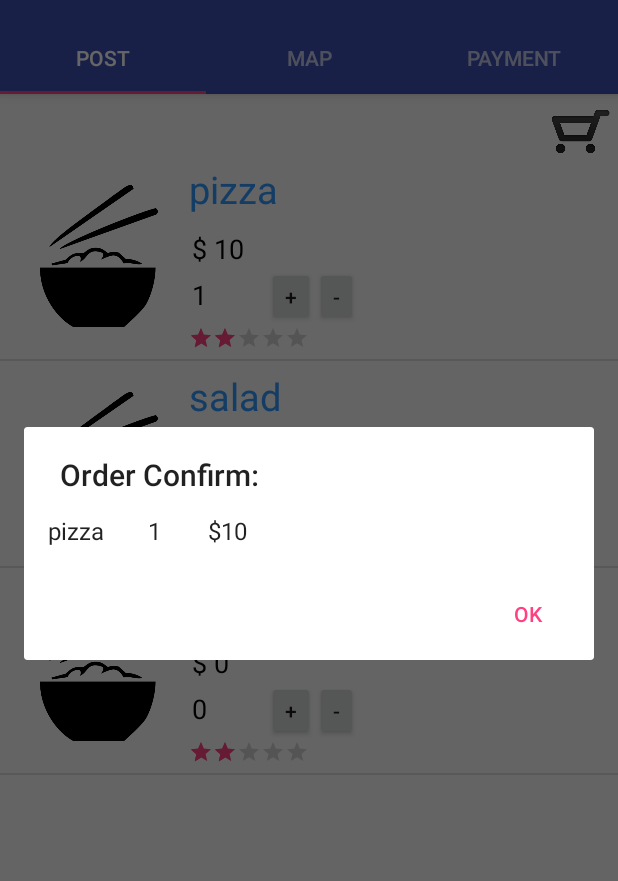
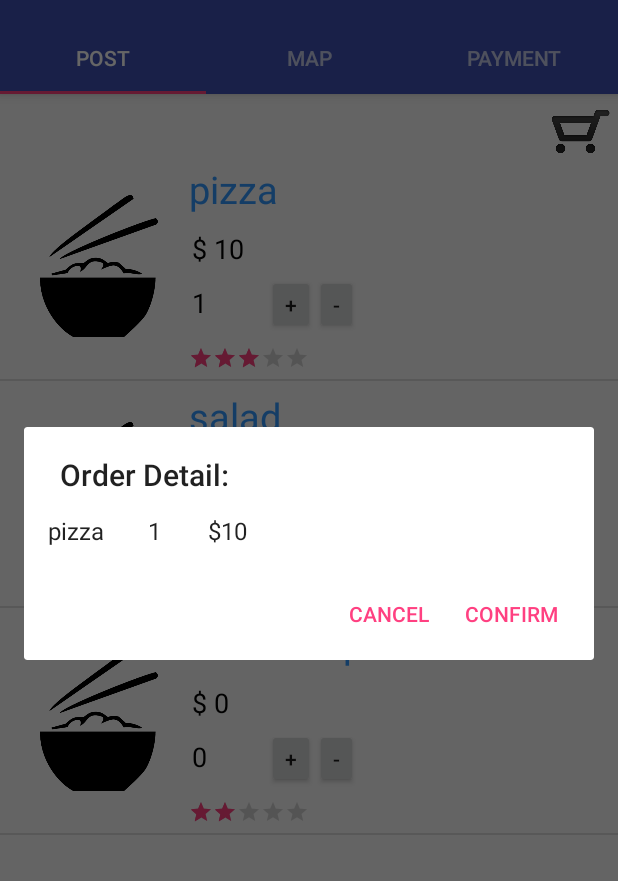
Before and after one commit to louis-xu-ustc/EasyOrder_Android, an Android app: the CustomerPostFragment screen opened directly, with no data from a screen before it, after a tap on an icon or button, on a phone screen of 412 x 824 dp, the part 74-955 px from its top. Run offline under Robolectric (Android 15) with nearby library versions, the phone set to English and light mode, and no system bars.

Commit message:
[yunpengx] add ratingbar listener for customer

```diff
--- a/EasyOrder_Android/app/src/main/java/edu/cmu/EasyOrder_Android/CustomerDishListAdapter.java
+++ b/EasyOrder_Android/app/src/main/java/edu/cmu/EasyOrder_Android/CustomerDishListAdapter.java
@@ -8,7 +8,9 @@ import android.view.ViewGroup;
 import android.widget.ArrayAdapter;
 import android.widget.Button;
 import android.widget.ImageView;
+import android.widget.RatingBar;
 import android.widget.TextView;
+import android.widget.Toast;
 
 import java.util.ArrayList;
 
@@ -46,13 +48,13 @@ public class CustomerDishListAdapter extends ArrayAdapter<Dish> {
         dishPrice.setText(new StringBuilder().append("$ ").append(String.valueOf(dish.getPrice())).toString());
         final TextView dishQuantity = (TextView) view.findViewById(R.id.customer_dish_quantity);
         dishQuantity.setText(String.valueOf(dish.getQuantity()));
+
         // add one more dish
         Button addButton = (Button) view.findViewById(R.id.customer_dish_add_button);
         addButton.setTag(dishQuantity);
         addButton.setOnClickListener(new View.OnClickListener() {
             @Override
             public void onClick(View v) {
-                // FIXME change to the biggest allowed number get from backend
                 if (dish.getQuantity() < Integer.MAX_VALUE) {
                     dish.setQuantity(dish.getQuantity() + 1);
                 }
@@ -60,6 +62,7 @@ public class CustomerDishListAdapter extends ArrayAdapter<Dish> {
                 localDishQuantity.setText(String.valueOf(dish.getQuantity()));
             }
         });
+
         // minus one dish
         Button minusButton = (Button) view.findViewById(R.id.customer_dish_minus_button);
         minusButton.setTag(dishQuantity);
@@ -74,6 +77,18 @@ public class CustomerDishListAdapter extends ArrayAdapter<Dish> {
             }
         });
 
+        // rating bar
+        final RatingBar ratingBar = (RatingBar) view.findViewById(R.id.customer_ratingBar);
+        ratingBar.setIsIndicator(false);
+        ratingBar.setRating(dish.getRate());
+        ratingBar.setOnRatingBarChangeListener(new RatingBar.OnRatingBarChangeListener() {
+            @Override
+            public void onRatingChanged(RatingBar ratingBar, float rating, boolean fromUser) {
+                // TODO
+                Toast.makeText(getContext(), "Further backend operations for curr rating: " + rating, Toast.LENGTH_SHORT).show();
+            }
+        });
+
         return view;
     }
 }
--- a/EasyOrder_Android/app/src/main/java/edu/cmu/EasyOrder_Android/CustomerPostFragment.java
+++ b/EasyOrder_Android/app/src/main/java/edu/cmu/EasyOrder_Android/CustomerPostFragment.java
@@ -109,16 +109,20 @@ public class CustomerPostFragment extends Fragment {
                     ((ViewGroup) vv.getParent()).removeView(vv);
                 }
                 builder.setView(vv);
-                builder.setTitle("Order Confirm:");
+                builder.setTitle("Order Detail:");
                 ListView lv = (ListView) v.getTag(R.string.second_tag);
                 ArrayAdapter<String> adapter = new ArrayAdapter<String>(getContext(), android.R.layout.simple_list_item_1, dishInfo);
                 lv.setAdapter(adapter);
                 builder.setCancelable(false);
-                builder.setPositiveButton("OK", new DialogInterface.OnClickListener() {
+                builder.setPositiveButton("Confirm", new DialogInterface.OnClickListener() {
                     public void onClick(DialogInterface dialog, int id) {
                         //TODO save to backend database
-                        Toast.makeText(getActivity(), "Further operation to save to backend database!",
+                        Toast.makeText(getActivity(), "Further operations to save to backend database!",
                                 Toast.LENGTH_LONG).show();
+                    }
+                });
+                builder.setNegativeButton("Cancel", new DialogInterface.OnClickListener() {
+                    public void onClick(DialogInterface dialog, int id) {
                     }
                 });
                 AlertDialog alert = builder.create();
--- a/EasyOrder_Android/app/src/main/res/layout/customer_dish_list_view.xml
+++ b/EasyOrder_Android/app/src/main/res/layout/customer_dish_list_view.xml
@@ -41,6 +41,7 @@
         android:layout_width="wrap_content"
         android:layout_height="match_parent"
         android:layout_below="@+id/customer_dish_price"
+        android:layout_marginTop="5dp"
         android:layout_toEndOf="@+id/customer_dish_image"
         android:orientation="horizontal">
 
@@ -76,15 +77,15 @@
     </LinearLayout>
 
     <RatingBar
-        android:id="@+id/retailer_ratingBar"
+        android:id="@+id/customer_ratingBar"
         style="?android:attr/ratingBarStyleSmall"
         android:layout_width="wrap_content"
         android:layout_height="wrap_content"
         android:layout_below="@+id/dish_action_bar"
+        android:layout_marginTop="8dp"
         android:layout_toEndOf="@+id/customer_dish_image"
         android:isIndicator="false"
         android:numStars="5"
-        android:rating="2.0"
         android:stepSize="1.0" />
 
 </RelativeLayout>
--- a/EasyOrder_Android/app/src/main/res/values/strings.xml
+++ b/EasyOrder_Android/app/src/main/res/values/strings.xml
@@ -9,8 +9,8 @@
 
     <!--post tab-->
     <string name="image">dish_image</string>
-    <string name="add">+</string>
-    <string name="minus">-</string>
+    <string name="add"> + </string>
+    <string name="minus"> - </string>
 
     <string name="switch_yes">paid</string>
     <string name="switch_no">unpaid</string>
```
Also changed, not shown: EasyOrder_Android/app/src/main/java/edu/cmu/EasyOrder_Android/CustomerPaymentFragment.java (+13 -0 lines), EasyOrder_Android/app/src/main/java/edu/cmu/EasyOrder_Android/RetailerPostFragment.java (+12 -4 lines).
